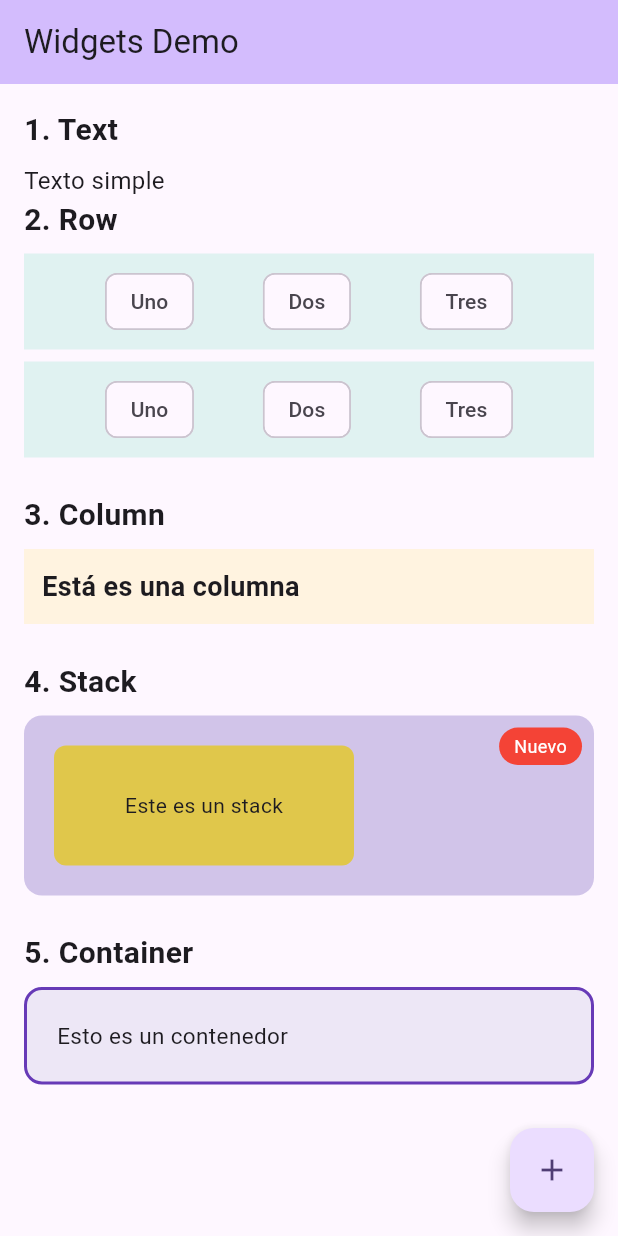
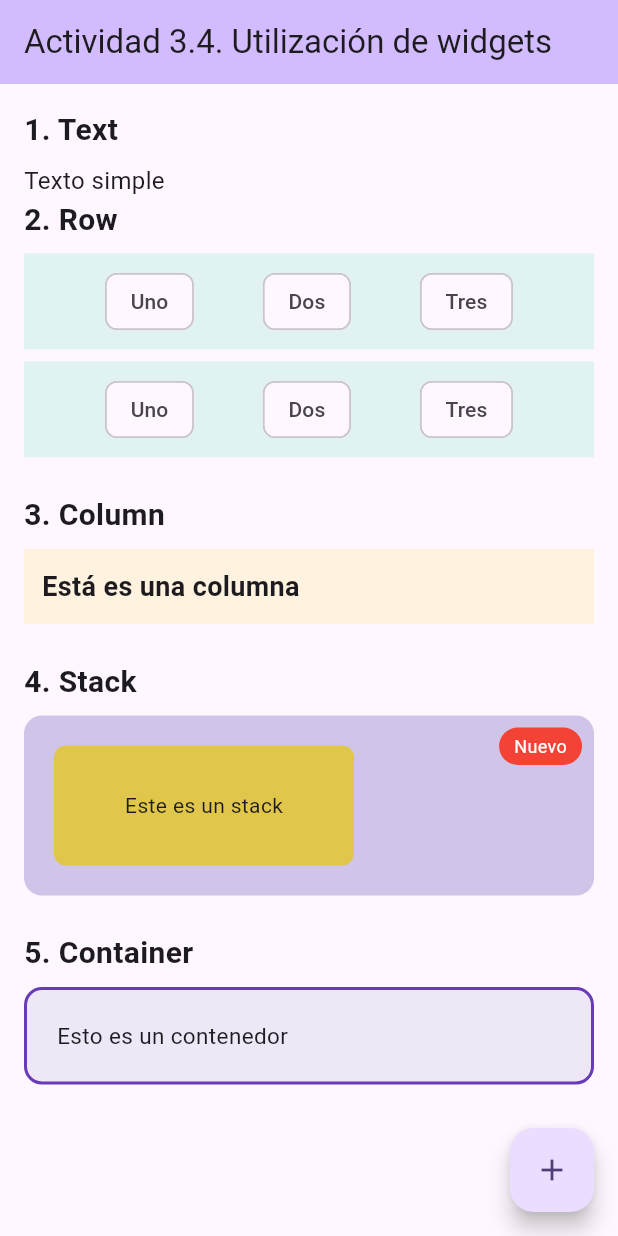
Before and after one commit to josechavez9027/LDSW_Utilizacion_de_widgets, a Flutter app: the screen it shows after launch, on a phone screen of 412 x 824 dp. Run offline on Flutter 3.47's test engine with Material 3 defaults, Android fonts, the phone set to English and light mode, and no system bars.

Commit message:
1st commit

```diff
--- a/lib/main.dart
+++ b/lib/main.dart
@@ -14,7 +14,7 @@ class MyApp extends StatelessWidget {
       theme: ThemeData(
         colorScheme: ColorScheme.fromSeed(seedColor: Colors.deepPurple),
       ),
-      home: const MyHomePage(title: 'Widgets Demo'),
+      home: const MyHomePage(title: 'Actividad 3.4. Utilización de widgets'),
     );
   }
 }
```
